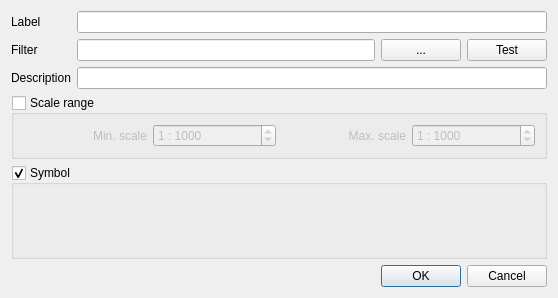
Above: src/ui/qgsrendererrulepropsdialogbase.ui from kadas-albireo/kadas-albireo before the change. Below: the same form after it.
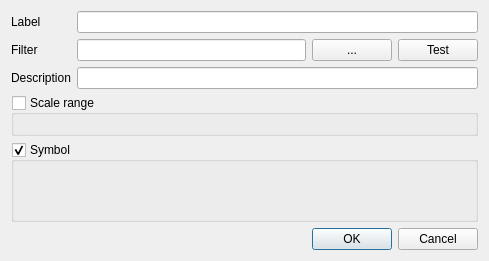
That is the form after the change. Custom widgets are drawn as their Qt base class.

Commit message: fix ScaleRangeWidget: crash when setting canvas, order of the min/max widgets, denom/true scale, raster and rulebased dialogs, tooltip, alignement, etc.

What changed in the file:
```diff
--- a/src/ui/qgsrendererrulepropsdialogbase.ui
+++ b/src/ui/qgsrendererrulepropsdialogbase.ui
@@ -6,8 +6,8 @@
    <rect>
     <x>0</x>
     <y>0</y>
-    <width>558</width>
-    <height>298</height>
+    <width>489</width>
+    <height>261</height>
    </rect>
   </property>
   <property name="windowTitle">
@@ -88,60 +88,12 @@
      </property>
      <layout class="QHBoxLayout" name="horizontalLayout_2">
       <item>
-       <widget class="QLabel" name="label_2">
-        <property name="text">
-         <string>Min. scale</string>
+       <widget class="QgsScaleRangeWidget" name="mScaleRangeWidget">
+        <property name="toolTip">
+         <string/>
         </property>
-        <property name="alignment">
-         <set>Qt::AlignRight|Qt::AlignTrailing|Qt::AlignVCenter</set>
-        </property>
-       </widget>
-      </item>
-      <item>
-       <widget class="QSpinBox" name="spinMinScale">
-        <property name="prefix">
-         <string>1 : </string>
-        </property>
-        <property name="minimum">
-         <number>0</number>
-        </property>
-        <property name="maximum">
-         <number>1000000000</number>
-        </property>
-        <property name="singleStep">
-         <number>1000</number>
-        </property>
-        <property name="value">
-         <number>1000</number>
-        </property>
-       </widget>
-      </item>
-      <item>
-       <widget class="QLabel" name="label_3">
-        <property name="text">
-         <string>Max. scale</string>
-        </property>
-        <property name="alignment">
-         <set>Qt::AlignRight|Qt::AlignTrailing|Qt::AlignVCenter</set>
-        </property>
-       </widget>
-      </item>
-      <item>
-       <widget class="QSpinBox" name="spinMaxScale">
-        <property name="prefix">
-         <string>1 : </string>
-        </property>
-        <property name="minimum">
-         <number>0</number>
-        </property>
-        <property name="maximum">
-         <number>1000000000</number>
-        </property>
-        <property name="singleStep">
-         <number>1000</number>
-        </property>
-        <property name="value">
-         <number>1000</number>
+        <property name="whatsThis">
+         <string/>
         </property>
        </widget>
       </item>
@@ -176,6 +128,13 @@
    </item>
   </layout>
  </widget>
+ <customwidgets>
+  <customwidget>
+   <class>QgsScaleRangeWidget</class>
+   <extends>QWidget</extends>
+   <header>qgsscalerangewidget.h</header>
+  </customwidget>
+ </customwidgets>
  <tabstops>
   <tabstop>editLabel</tabstop>
   <tabstop>editFilter</tabstop>
```
Left out of the diff: 2 changed lines with no effect on the pictures. The commit also changes 7 other files.
